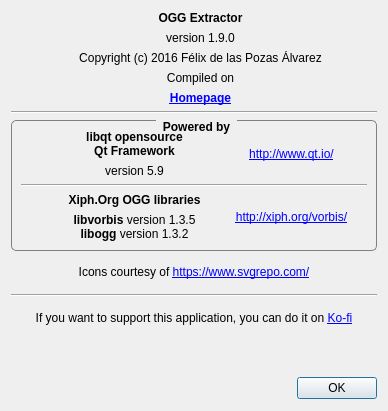
First picture: the form in AboutDialog.ui, repository FelixdelasPozas/OGG-Extractor, before the edit.
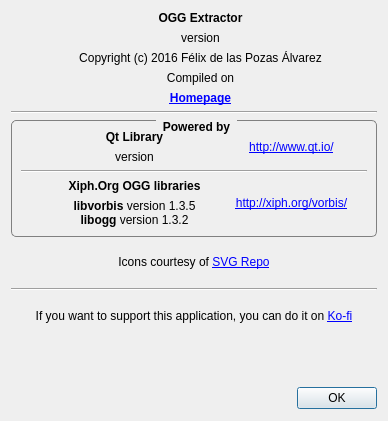
Second picture: the form after the edit. Icons and pictures are not drawn. Custom widgets are drawn as their Qt base class.

Commit message: Minor cosmetic changes. Bump to version 1.11.1

The edit to the form file:
```diff
--- a/AboutDialog.ui
+++ b/AboutDialog.ui
@@ -7,19 +7,19 @@
     <x>0</x>
     <y>0</y>
     <width>388</width>
-    <height>411</height>
+    <height>421</height>
    </rect>
   </property>
   <property name="minimumSize">
    <size>
     <width>388</width>
-    <height>411</height>
+    <height>421</height>
    </size>
   </property>
   <property name="maximumSize">
    <size>
     <width>388</width>
-    <height>411</height>
+    <height>421</height>
    </size>
   </property>
   <property name="windowTitle">
@@ -90,7 +90,7 @@
          <item>
           <widget class="QLabel" name="m_version">
            <property name="text">
-            <string>version 1.9.0</string>
+            <string>version</string>
            </property>
            <property name="alignment">
             <set>Qt::AlignCenter</set>
@@ -164,7 +164,6 @@
       <widget class="QGroupBox" name="groupBox">
        <property name="font">
         <font>
-         <weight>75</weight>
          <bold>true</bold>
         </font>
        </property>
@@ -221,13 +220,11 @@
              <widget class="QLabel" name="label_26">
               <property name="font">
                <font>
-                <weight>75</weight>
                 <bold>true</bold>
                </font>
               </property>
               <property name="text">
-               <string>libqt opensource
-Qt Framework</string>
+               <string>Qt Library</string>
               </property>
               <property name="alignment">
                <set>Qt::AlignCenter</set>
@@ -237,7 +234,7 @@
             <item>
              <widget class="QLabel" name="m_qtVersion">
               <property name="text">
-               <string>version 5.9</string>
+               <string>version</string>
               </property>
               <property name="alignment">
                <set>Qt::AlignCenter</set>
@@ -295,7 +292,6 @@
              <widget class="QLabel" name="label_9">
               <property name="font">
                <font>
-                <weight>75</weight>
                 <bold>true</bold>
                </font>
               </property>
@@ -342,7 +338,7 @@
    <item>
     <widget class="QLabel" name="label_5">
      <property name="text">
-      <string>&lt;html&gt;&lt;head/&gt;&lt;body&gt;&lt;p&gt;Icons courtesy of &lt;a href=&quot;https://www.svgrepo.com/&quot;&gt;&lt;span style=&quot; text-decoration: underline; color:#0000ff;&quot;&gt;https://www.svgrepo.com/&lt;/span&gt;&lt;/a&gt;&lt;/p&gt;&lt;/body&gt;&lt;/html&gt;</string>
+      <string>Icons courtesy of &lt;a href=&quot;https://www.svgrepo.com/&quot;&gt;SVG Repo&lt;/a&gt;</string>
      </property>
      <property name="alignment">
       <set>Qt::AlignCenter</set>
```
Left out of the diff: 52 changed lines with no effect on the pictures. The commit also changes 7 other files.
